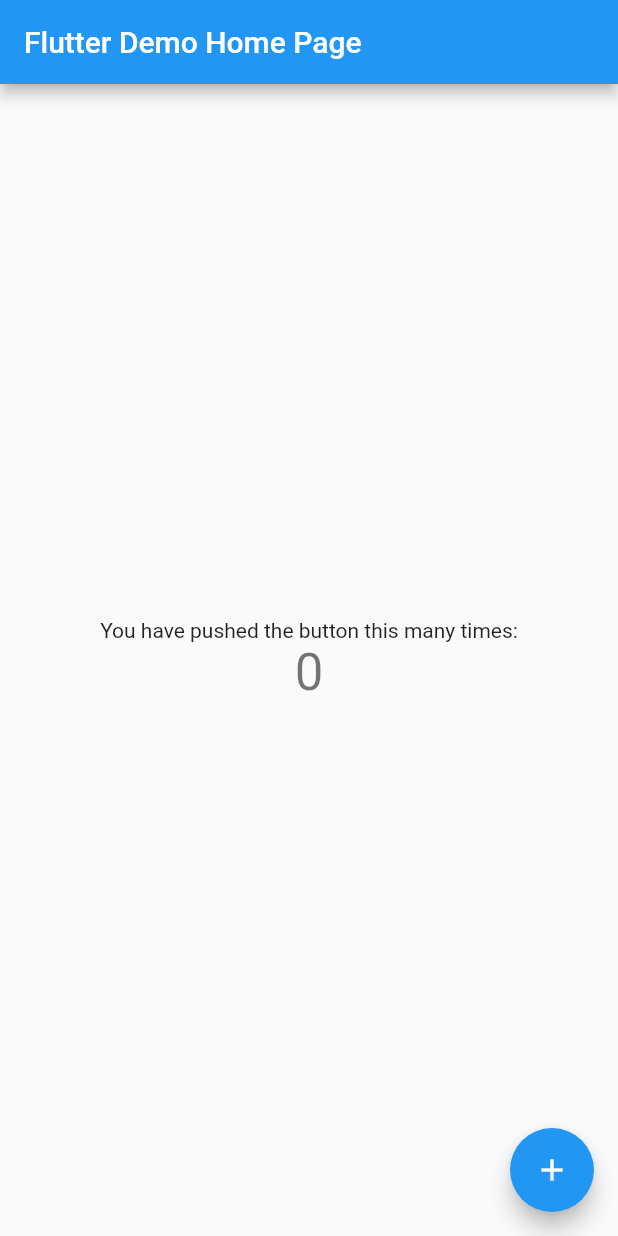
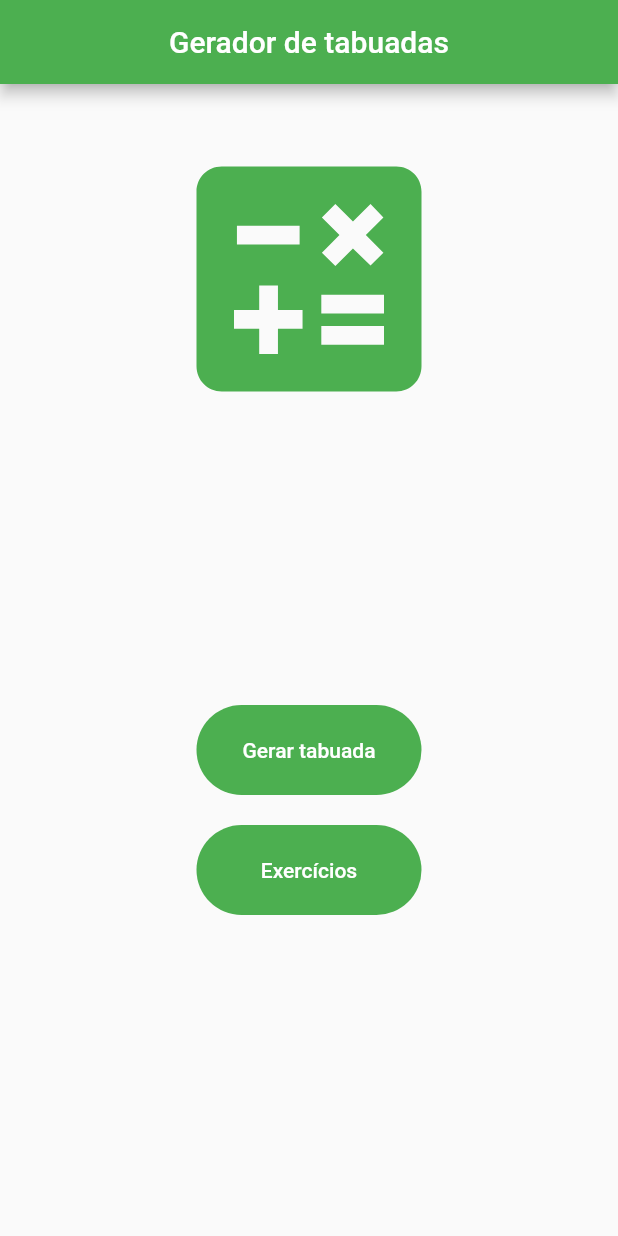
Before and after one commit to guigoverso/gerador_tabuadas, a Flutter app: the screen it shows after launch, on a phone screen of 412 x 824 dp. Run offline on Flutter 3.47's test engine with Material 2 defaults, Android fonts, the phone set to English and light mode, and no system bars.

Commit message:
Criado UI do gerador

```diff
--- a/lib/main.dart
+++ b/lib/main.dart
@@ -1,117 +1,22 @@
 import 'package:flutter/material.dart';
+
+import 'screens/home.dart';
 
 void main() {
   runApp(MyApp());
 }
 
 class MyApp extends StatelessWidget {
-  // This widget is the root of your application.
   @override
   Widget build(BuildContext context) {
     return MaterialApp(
-      title: 'Flutter Demo',
+      title: 'Gerador de Tabuadas',
       theme: ThemeData(
-        // This is the theme of your application.
-        //
-        // Try running your application with "flutter run". You'll see the
-        // application has a blue toolbar. Then, without quitting the app, try
-        // changing the primarySwatch below to Colors.green and then invoke
-        // "hot reload" (press "r" in the console where you ran "flutter run",
-        // or simply save your changes to "hot reload" in a Flutter IDE).
-        // Notice that the counter didn't reset back to zero; the application
-        // is not restarted.
-        primarySwatch: Colors.blue,
-        // This makes the visual density adapt to the platform that you run
-        // the app on. For desktop platforms, the controls will be smaller and
-        // closer together (more dense) than on mobile platforms.
-        visualDensity: VisualDensity.adaptivePlatformDensity,
+        brightness: Brightness.light,
+        primaryColor: Colors.green,
+        accentColor: Colors.green
       ),
-      home: MyHomePage(title: 'Flutter Demo Home Page'),
+      home: Home()
     );
   }
 }
-
-class MyHomePage extends StatefulWidget {
-  MyHomePage({Key key, this.title}) : super(key: key);
-
-  // This widget is the home page of your application. It is stateful, meaning
-  // that it has a State object (defined below) that contains fields that affect
-  // how it looks.
-
-  // This class is the configuration for the state. It holds the values (in this
-  // case the title) provided by the parent (in this case the App widget) and
-  // used by the build method of the State. Fields in a Widget subclass are
-  // always marked "final".
-
-  final String title;
-
-  @override
-  _MyHomePageState createState() => _MyHomePageState();
-}
-
-class _MyHomePageState extends State<MyHomePage> {
-  int _counter = 0;
-
-  void _incrementCounter() {
-    setState(() {
-      // This call to setState tells the Flutter framework that something has
-      // changed in this State, which causes it to rerun the build method below
-      // so that the display can reflect the updated values. If we changed
-      // _counter without calling setState(), then the build method would not be
-      // called again, and so nothing would appear to happen.
-      _counter++;
-    });
-  }
-
-  @override
-  Widget build(BuildContext context) {
-    // This method is rerun every time setState is called, for instance as done
-    // by the _incrementCounter method above.
-    //
-    // The Flutter framework has been optimized to make rerunning build methods
-    // fast, so that you can just rebuild anything that needs updating rather
-    // than having to individually change instances of widgets.
-    return Scaffold(
-      appBar: AppBar(
-        // Here we take the value from the MyHomePage object that was created by
-        // the App.build method, and use it to set our appbar title.
-        title: Text(widget.title),
-      ),
-      body: Center(
-        // Center is a layout widget. It takes a single child and positions it
-        // in the middle of the parent.
-        child: Column(
-          // Column is also a layout widget. It takes a list of children and
-          // arranges them vertically. By default, it sizes itself to fit its
-          // children horizontally, and tries to be as tall as its parent.
-          //
-          // Invoke "debug painting" (press "p" in the console, choose the
-          // "Toggle Debug Paint" action from the Flutter Inspector in Android
-          // Studio, or the "Toggle Debug Paint" command in Visual Studio Code)
-          // to see the wireframe for each widget.
-          //
-          // Column has various properties to control how it sizes itself and
-          // how it positions its children. Here we use mainAxisAlignment to
-          // center the children vertically; the main axis here is the vertical
-          // axis because Columns are vertical (the cross axis would be
-          // horizontal).
-          mainAxisAlignment: MainAxisAlignment.center,
-          children: <Widget>[
-            Text(
-              'You have pushed the button this many times:',
-            ),
-            Text(
-              '$_counter',
-              style: Theme.of(context).textTheme.headline4,
-            ),
-          ],
-        ),
-      ),
-      floatingActionButton: FloatingActionButton(
-        onPressed: _incrementCounter,
-        tooltip: 'Increment',
-        child: Icon(Icons.add),
-      ), // This trailing comma makes auto-formatting nicer for build methods.
-    );
-  }
-}
--- /dev/null
+++ b/lib/screens/home.dart
@@ -0,0 +1,60 @@
+import 'package:flutter/material.dart';
+import 'tabuada.dart';
+
+class Home extends StatelessWidget {
+  @override
+  Widget build(BuildContext context) {
+    return Scaffold(
+      appBar: AppBar(
+        title: Text('Gerador de tabuadas'),
+        centerTitle: true,
+      ),
+      body: Container(
+        padding: EdgeInsets.symmetric(horizontal: 20.0, vertical: 10.0),
+        alignment: Alignment.center,
+        child: Column(
+          crossAxisAlignment: CrossAxisAlignment.stretch,
+          children: <Widget>[
+            Container(
+              padding: EdgeInsets.only(top: 20.0),
+              child: Icon(
+                Icons.calculate,
+                size: 200.0,
+                color: Colors.green,
+              ),
+            ),
+            Expanded(
+                child: Column(
+                    mainAxisAlignment: MainAxisAlignment.center,
+                    children: <Widget>[
+                  ButtonMenu(
+                      text: 'Gerar tabuada',
+                      action: () => Navigator.push(
+                          context, MaterialPageRoute(builder: (context) => Tabuada()))),
+                  ButtonMenu(
+                      text: 'Exercícios', action: () => print('Clicked 2'))
+                ]))
+          ],
+        ),
+      ),
+    );
+  }
+
+  Widget ButtonMenu(
+      {@required String text, VoidCallback action, List parameters}) {
+    return Container(
+        width: 150,
+        height: 60,
+        margin: EdgeInsets.only(bottom: 20.0),
+        child: FlatButton(
+          onPressed: action == null ? null : action,
+          child: Text(text),
+          color: Colors.green,
+          splashColor: Colors.lightGreen,
+          textColor: Colors.white,
+          shape: RoundedRectangleBorder(
+            borderRadius: BorderRadius.circular(40),
+          ),
+        ));
+  }
+}
```
Also changed, not shown: lib/screens/tabuada.dart (added, +85 -0 lines), 1 other file.
